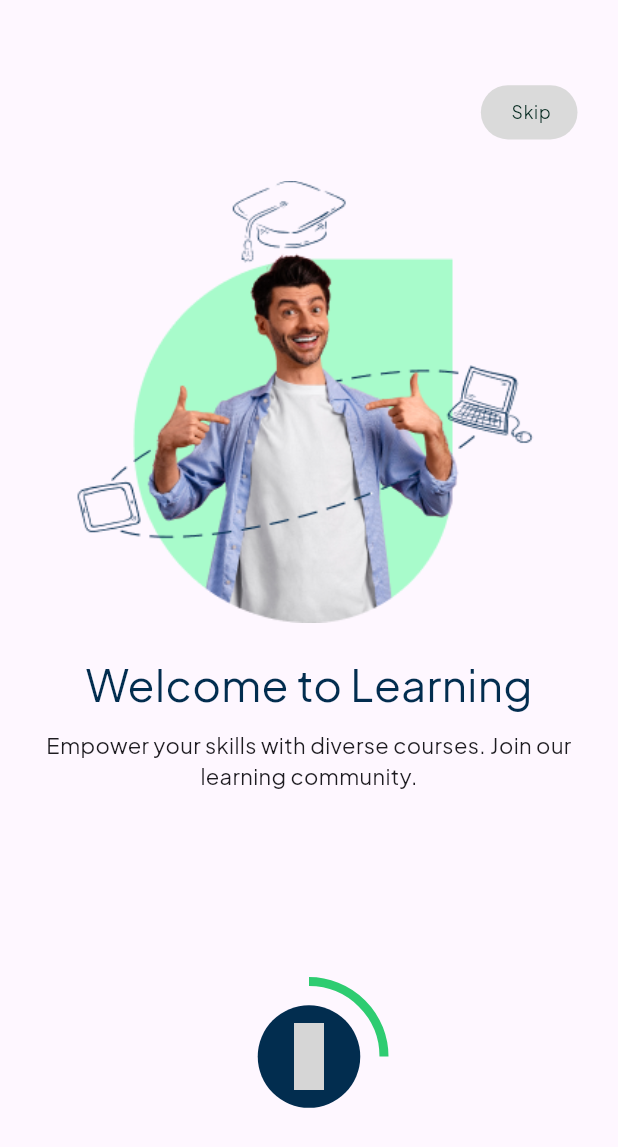
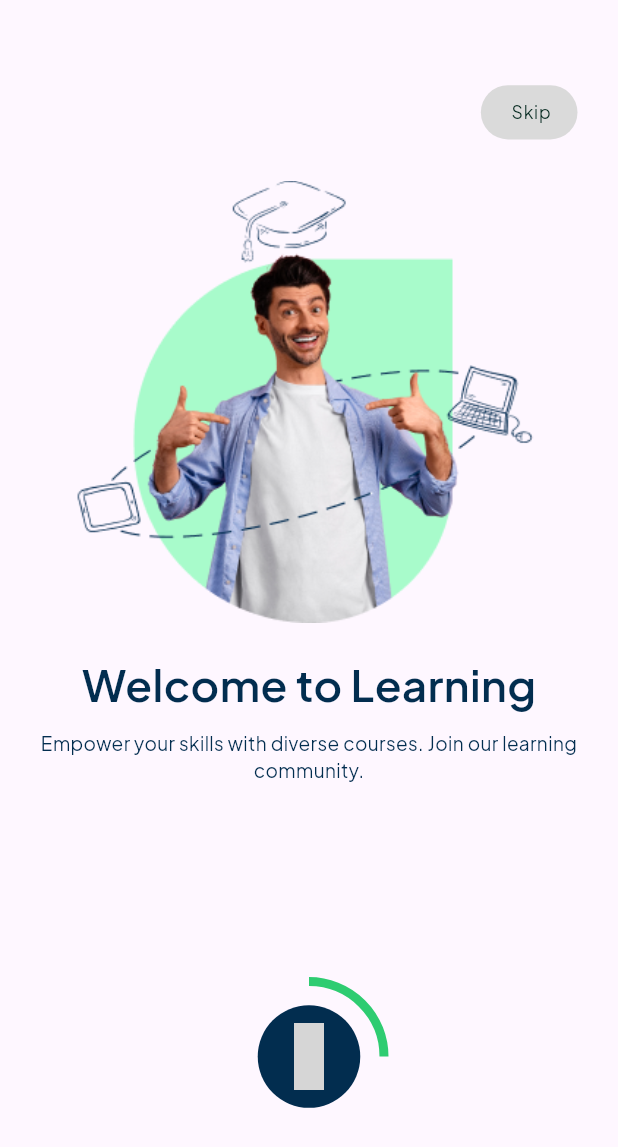
Before and after one commit to codebyhussein/HY-online-Courses, a Flutter app: the OnboardingScreen screen opened directly, on a phone screen of 412 x 824 dp. Shown: the top 1147 px of the screen. Run offline on Flutter 3.47's test engine with Material 3 defaults, Android fonts, the phone set to English and light mode, and no system bars; our stand-ins replace bloc, equatable, firebase_core, flutter_bloc, flutter_screenutil, iconly and 2 more; missing offline and left inert: dart:ffi; accounts and stored records are empty; grey boxes are pictures that could not be loaded.

Commit message:
edit style app , height and width

```diff
--- a/lib/core/app_style.dart
+++ b/lib/core/app_style.dart
@@ -10,10 +10,10 @@ class AppStyle {
   );
 
   static TextStyle style15Semibold = TextStyle(
-    fontSize: 15.sp, // Adjust size based on your design
-
-    fontFamily: 'PlusJakartaSans',
-  );
+      fontSize: 13.sp, // Adjust size based on your design
+      color: AppColors.mainTextColor,
+      fontFamily: 'PlusJakartaSans',
+      fontWeight: FontWeight.normal);
 
   static TextStyle style14Semibold = TextStyle(
     color: const Color(0xff01261C),
@@ -26,7 +26,18 @@ class AppStyle {
 
   static TextStyle style30Semibold = TextStyle(
     fontSize: 30.sp,
+    fontWeight: FontWeight.w600,
     fontFamily: "PlusJakartaSans",
     color: AppColors.mainTextColor,
   );
+
+  static Decoration contanierDecorationSelected = ShapeDecoration(
+    color: const Color(0xFF022D4F),
+    shape: RoundedRectangleBorder(borderRadius: BorderRadius.circular(5)),
+  );
+
+  static Decoration contanierDecorationNotSelected = BoxDecoration(
+      color: AppColors.kmainColor,
+      borderRadius: BorderRadius.circular(5),
+      border: Border.all(width: 2, color: const Color(0xff022D4F)));
 }
--- a/lib/features/onborading/presentation/screens/onborading_screen.dart
+++ b/lib/features/onborading/presentation/screens/onborading_screen.dart
@@ -6,6 +6,7 @@ import 'package:iconly/iconly.dart';
 import 'package:rokna/core/colors.dart';
 import 'package:rokna/features/onborading/data/onborading_data.dart';
 import 'package:rokna/features/onborading/presentation/cubit/onboading_cubit.dart';
+import 'package:rokna/features/onborading/presentation/screens/get_started_screen.dart';
 import 'package:rokna/features/onborading/presentation/screens/onboarding_content.dart';
 import 'package:rokna/features/onborading/presentation/widgets/custom_progress_button.dart';
 import 'package:rokna/features/onborading/presentation/widgets/skip_button.dart';
@@ -82,6 +83,12 @@ class _OnboardingScreenState extends State<OnboardingScreen> {
                     cubit.goToNextPage(
                       controller: _controller,
                     );
+                    if (currentPage == 3) {
+                      Navigator.push(
+                          context,
+                          MaterialPageRoute(
+                              builder: (context) => const GetStartedScreen()));
+                    }
                   },
                 ),
               ),
--- a/lib/main.dart
+++ b/lib/main.dart
@@ -1,6 +1,7 @@
 import 'package:firebase_core/firebase_core.dart';
 import 'package:flutter/material.dart';
 import 'package:flutter_screenutil/flutter_screenutil.dart';
+import 'package:rokna/features/onborading/presentation/screens/get_started_screen.dart';
 import 'package:rokna/features/splash/splashScreen.dart';
 import 'package:rokna/firebase_options.dart';
 
```
